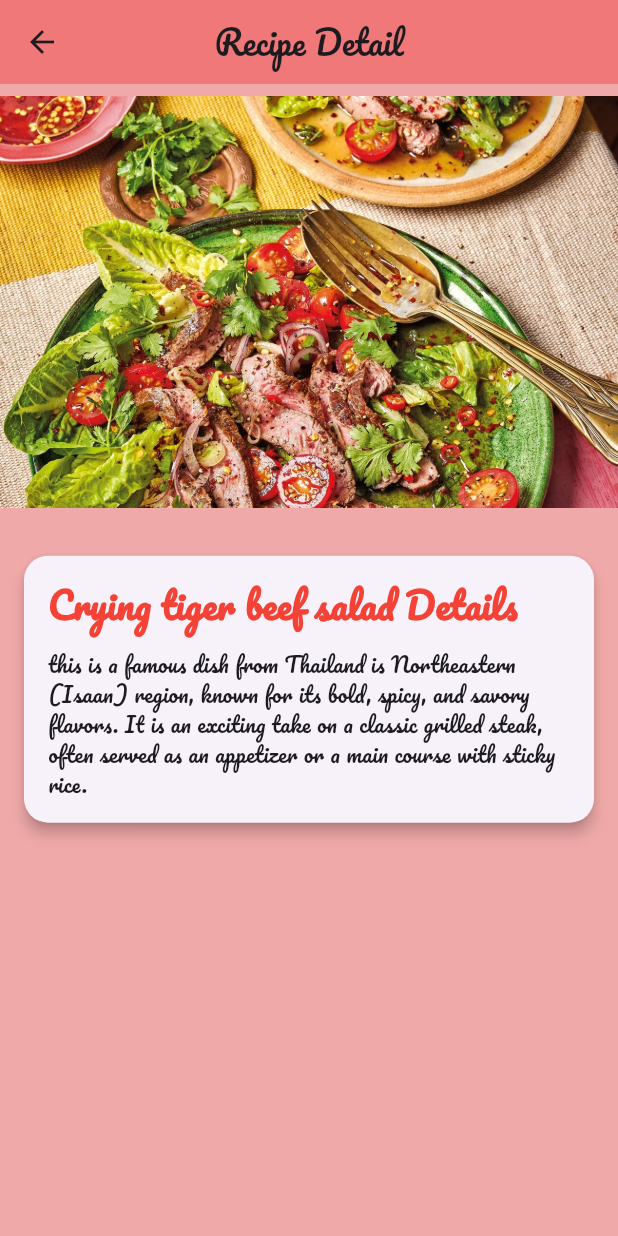
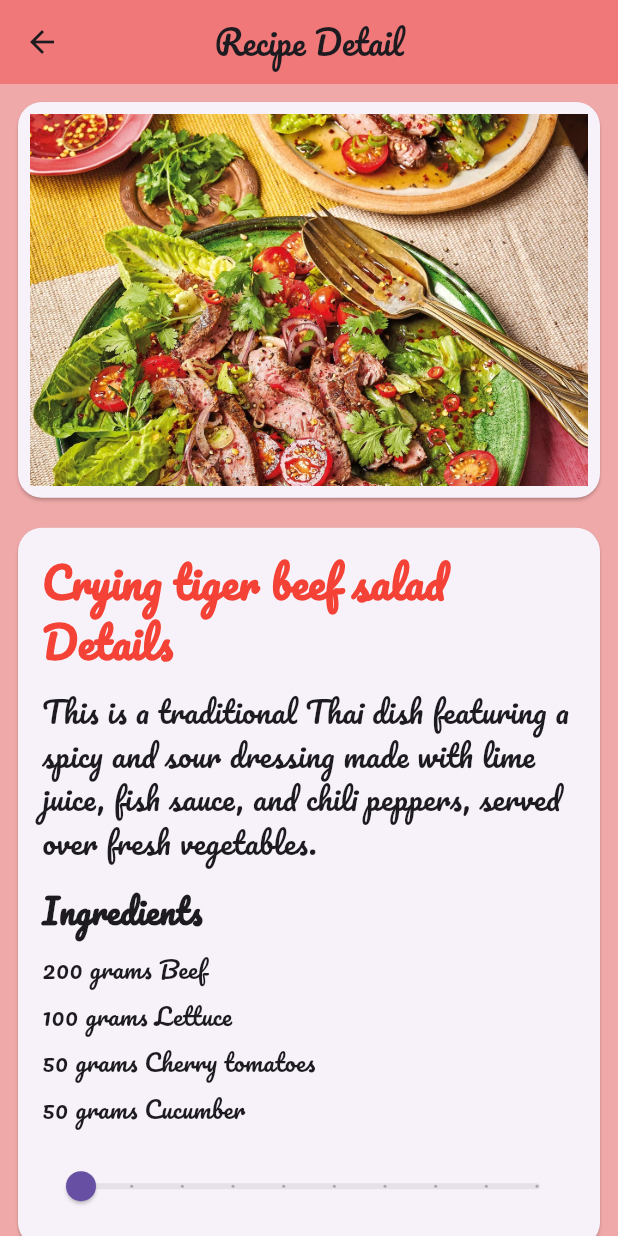
Before and after one commit to Puwanat04/receipes, a Flutter app: the screen it shows after launch, after a tap on "Crying tiger beef salad", on a phone screen of 412 x 824 dp. Run offline on Flutter 3.47's test engine with Material 3 defaults, Android fonts, the phone set to English and light mode, and no system bars; our stand-ins replace google_fonts.

Commit message:
recipe_detail_update

```diff
--- /dev/null
+++ b/lib/model/ingredient.dart
@@ -0,0 +1,8 @@
+class Ingredient {
+  String name; //sugar
+  int quantity; //100
+  String unit; //grams
+
+  // Constructor
+  Ingredient({required this.name, required this.quantity, required this.unit});
+}
--- a/lib/model/recipe.dart
+++ b/lib/model/recipe.dart
@@ -1,32 +1,59 @@
+import 'package:flutter_application_1/model/ingredient.dart';
+
 class Recipe {
   String imglabel;
   String imgurl;
   String detail;
+  List<Ingredient> ingredients;
 
-  Recipe(this.imglabel, this.imgurl, this.detail);
+  Recipe(this.imglabel, this.imgurl, this.detail, this.ingredients);
 
   static List<Recipe> samples =[
     Recipe('Crying tiger beef salad',
     'assets/images/Crying tiger beef salad.webp',
-    'this is a famous dish from Thailand is Northeastern (Isaan) region, known for its bold, spicy, and savory flavors. It is an exciting take on a classic grilled steak, often served as an appetizer or a main course with sticky rice.'
+    'This is a traditional Thai dish featuring a spicy and sour dressing made with lime juice, fish sauce, and chili peppers, served over fresh vegetables.',
+    [
+      Ingredient(name: 'Beef', quantity: 200, unit: 'grams'),
+      Ingredient(name: 'Lettuce', quantity: 100, unit: 'grams'),
+      Ingredient(name: 'Cherry tomatoes', quantity: 50, unit: 'grams'),
+      Ingredient(name: 'Cucumber', quantity: 50, unit: 'grams'),
+    ],
     ),
 
 
     Recipe('Larb muang',
     'assets/images/Larb muang.webp',
-    'this is a traditional Thai dish that features minced meat, typically pork or chicken, mixed with fresh herbs, lime juice, fish sauce, and toasted rice powder. It is known for its vibrant flavors and is often served with sticky rice and fresh vegetables.'
+    'this is a traditional Thai dish that features minced meat, typically pork or chicken, mixed with fresh herbs, lime juice, fish sauce, and toasted rice powder. It is known for its vibrant flavors and is often served with sticky rice and fresh vegetables.',
+    [
+      Ingredient(name: 'Minced pork', quantity: 250, unit: 'grams'),
+      Ingredient(name: 'Mint leaves', quantity: 20, unit: 'grams'),
+      Ingredient(name: 'Lime juice', quantity: 30, unit: 'ml'),
+      Ingredient(name: 'Fish sauce', quantity: 15, unit: 'ml'),
+    ]
     ),
 
 
     Recipe('Sweet Thai basil smash cocktail',
     'assets/images/Sweet Thai basil smash cocktail.webp',
-    'this is a refreshing cocktail made with Thai basil, lime, and a splash of sweetness.'
+    'this is a refreshing cocktail made with Thai basil, lime, and a splash of sweetness.',
+    [
+      Ingredient(name: 'Thai basil leaves', quantity: 10, unit: 'grams'),
+      Ingredient(name: 'Lime juice', quantity: 30, unit: 'ml'),
+      Ingredient(name: 'Simple syrup', quantity: 15, unit: 'ml'),
+      Ingredient(name: 'Gin', quantity: 60, unit: 'ml'),
+    ]
     ),
 
 
     Recipe('Thai red curry paste',
     'assets/images/Thai red curry paste.webp',
-    'this is a flavorful and aromatic Thai red curry paste made from a blend of red chili peppers, garlic, lemongrass, and other spices.'
+    'this is a flavorful and aromatic Thai red curry paste made from a blend of red chili peppers, garlic, lemongrass, and other spices.',
+    [
+      Ingredient(name: 'Dried red chili peppers', quantity: 50, unit: 'grams'),
+      Ingredient(name: 'Garlic cloves', quantity: 20, unit: 'grams'),
+      Ingredient(name: 'Lemongrass stalks', quantity: 30, unit: 'grams'),
+      Ingredient(name: 'Shrimp paste', quantity: 15, unit: 'grams'),
+    ]
     ),
   ];
 
--- a/lib/recipe_detail.dart
+++ b/lib/recipe_detail.dart
@@ -1,62 +1,107 @@
 import 'package:flutter/material.dart';
 import 'package:flutter_application_1/model/recipe.dart';
 
-class RecipeDetail extends StatelessWidget {
+class RecipeDetail extends StatefulWidget {
   final Recipe recipe;
 
   const RecipeDetail({super.key, required this.recipe});
 
   @override
+  State<RecipeDetail> createState() => _RecipeDetailState();
+}
+
+class _RecipeDetailState extends State<RecipeDetail> {
+  int sliderValue = 1;
+
+  @override
   Widget build(BuildContext context) {
     return Scaffold(
-      appBar: AppBar(
-        title: const Text('Recipe Detail'),
-      ),
-      body: Column(
-        crossAxisAlignment: CrossAxisAlignment.start,
+      appBar: AppBar(title: const Text('Recipe Detail')),
+      body: ListView(
+        padding: const EdgeInsets.all(8),
         children: [
-          const SizedBox(height: 8.0),
-
-          Image(image: AssetImage(recipe.imgurl)),
-
-          const SizedBox(height: 16.0),
-
           // -------------------------
-          //      CARD START
+          // IMAGE CARD
           // -------------------------
-          Padding(
-            padding: const EdgeInsets.all(12.0),   // ขยับ card ให้ไม่ติดขอบจอ
-            child: Card(
-              elevation: 4,                        // เงาเล็ก ๆ ให้ดูนูน
+          Card(
             shape: RoundedRectangleBorder(
-                borderRadius: BorderRadius.circular(16), // ขอบโค้ง
+              borderRadius: BorderRadius.circular(16),
             ),
             child: Padding(
-                padding: const EdgeInsets.all(16.0),      // padding ใน card
-                child: Column(
-                  crossAxisAlignment: CrossAxisAlignment.start,
-                  children: [
-                    // Title
-                    Text(
-                      '${recipe.imglabel} Details',
-                      style: const TextStyle(
-                        fontSize: 24.0,
-                        fontWeight: FontWeight.bold,
-                        color: Colors.red,
+              padding: const EdgeInsets.all(8),
+              child: Image.asset(widget.recipe.imgurl),
             ),
           ),
 
           const SizedBox(height: 12),
 
+          // -------------------------
+          // DETAIL + INGREDIENT + SLIDER (ONE CARD)
+          // -------------------------
+          Card(
+            shape: RoundedRectangleBorder(
+              borderRadius: BorderRadius.circular(16),
+            ),
+            child: Padding(
+              padding: const EdgeInsets.all(16),
+              child: Column(
+                crossAxisAlignment: CrossAxisAlignment.start,
+                children: [
                   Text(
-                      recipe.detail,
+                    '${widget.recipe.imglabel} Details',
                     style: const TextStyle(
-                        fontSize: 14.0,
+                      fontSize: 28,
+                      fontWeight: FontWeight.bold,
+                      color: Colors.red,
                     ),
-                      textAlign: TextAlign.left,
+                  ),
+                  const SizedBox(height: 12),
+
+                  Text(
+                    widget.recipe.detail,
+                    style: const TextStyle(fontSize: 20),
+                  ),
+
+                  const SizedBox(height: 16),
+
+                  const Text(
+                    'Ingredients',
+                    style: TextStyle(
+                      fontSize: 22,
+                      fontWeight: FontWeight.bold,
+                    ),
+                  ),
+
+                  const SizedBox(height: 8),
+
+                  // Ingredients list (ไม่ใช้ Expanded)
+                  ...widget.recipe.ingredients.map((ingredient) {
+                    return Padding(
+                      padding: const EdgeInsets.symmetric(vertical: 4),
+                      child: Text(
+                        '${ingredient.quantity * sliderValue} '
+                        '${ingredient.unit} '
+                        '${ingredient.name}',
+                        style: const TextStyle(fontSize: 16),
+                      ),
+                    );
+                  }),
+
+                  const SizedBox(height: 12),
+
+                  Slider(
+                    min: 1,
+                    max: 10,
+                    divisions: 9,
+                    label: '$sliderValue servings',
+                    value: sliderValue.toDouble(),
+                    onChanged: (value) {
+                      setState(() {
+                        sliderValue = value.toInt();
+                      });
+                    },
                   ),
                 ],
-                ),
               ),
             ),
           ),
```
Lines whose indentation alone changed are shown as unchanged.
